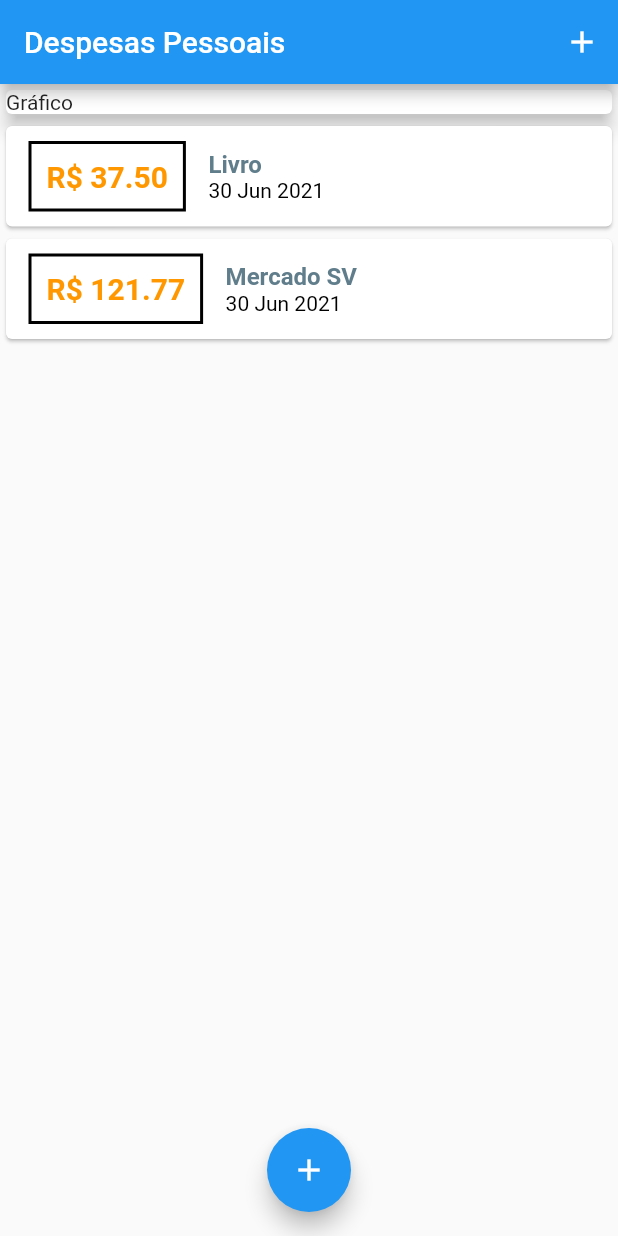
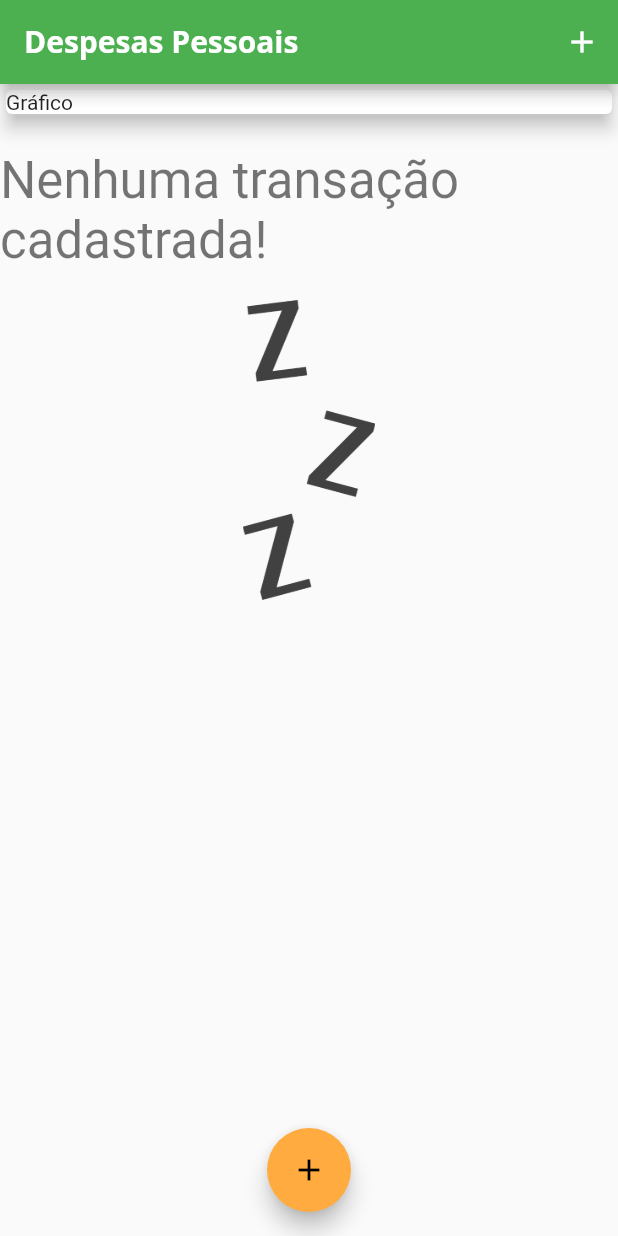
Before and after one commit to marceloguerra007/flutter-expenses, a Flutter app: the screen it shows after launch, on a phone screen of 412 x 824 dp. Run offline on Flutter 3.47's test engine with Material 2 defaults, Android fonts, the phone set to English and light mode, and no system bars.

Commit message:
- Incluindo temas e fontes; - Imagem incluida para ser exibida quando não houver transação; - Adicionado o componente chart.dart.

```diff
--- a/lib/components/transaction_form.dart
+++ b/lib/components/transaction_form.dart
@@ -42,14 +42,14 @@ class _TransactionFormState extends State<TransactionForm> {
               decoration: InputDecoration(labelText: 'Valor (R\$'),
               controller: valueController,
               keyboardType: TextInputType.numberWithOptions(
-                  decimal: true), //dessa forma funciona também no IOS
+                decimal: true), //dessa forma funciona também no IOS
               onSubmitted: (value) => _submitForm(),
             ),
             Row(mainAxisAlignment: MainAxisAlignment.end, children: [
               TextButton(
                   onPressed: _submitForm,
                   child: Text('Nova Transação',
-                      style: TextStyle(color: Colors.orange))),
+                    style: TextStyle(color: Colors.orange))),
             ])
           ],
         ),
--- a/lib/components/transaction_list.dart
+++ b/lib/components/transaction_list.dart
@@ -33,14 +33,18 @@ class TransactionCard extends StatelessWidget {
           children: [
             Text(
               title,
-              style: TextStyle(
-                  fontSize: 16,
-                  color: Colors.blueGrey,
-                  fontWeight: FontWeight.bold),
+              style: Theme.of(context).textTheme.headline3,
+              //style: TextStyle(
+              //    fontSize: 16,
+              //    color: Theme.of(context).primaryColorDark,
+              //    fontWeight: FontWeight.bold),
             ),
             Text(
               DateFormat('d MMM y').format(date),
-              style: TextStyle(fontSize: 14, color: Colors.black),
+              style: TextStyle(
+                fontSize: 14,
+                color: Theme.of(context).primaryColor
+              ),
             )
           ],
         )
@@ -63,11 +67,30 @@ class TransactionList extends StatelessWidget {
 
     return Container(
       height: 300,
-      child: ListView.builder(
-        itemCount: transactionWidgets.length,
-        itemBuilder: (ctx, index){
-          return (transactionWidgets[index]);
-        })
+      child: transactionWidgets.isEmpty
+        ? Column(
+          children: [
+            SizedBox(height: 20,),
+            Text(
+              'Nenhuma transação cadastrada!',
+              style: Theme.of(context).textTheme.headline4
+            ),
+            SizedBox(height: 20,),
+            Container(
+              height: 200,
+              child: Image.asset(
+                'assets/images/waiting.png',
+                fit: BoxFit.cover
+              ),
+            )
+          ]
+        )
+        :ListView.builder(
+          itemCount: transactionWidgets.length,
+          itemBuilder: (ctx, index){
+            return (transactionWidgets[index]);
+          }
+        )
       );
   }
 }
--- a/lib/main.dart
+++ b/lib/main.dart
@@ -1,3 +1,5 @@
+import 'dart:ui';
+
 import 'package:flutter/material.dart';
 import 'dart:math';
 
@@ -12,7 +14,26 @@ main() => runApp(ExpensesApp());
 class ExpensesApp extends StatelessWidget {
   @override
   Widget build(BuildContext context) {
-    return MaterialApp(home: MyHomePage());
+    return MaterialApp(
+      home: MyHomePage(),
+      theme: ThemeData(
+        primarySwatch: Colors.green,
+        accentColor: Colors.orangeAccent,
+        fontFamily: 'Quicksand',
+        textTheme: ThemeData.light().textTheme.copyWith(
+          headline3: TextStyle(
+              fontFamily: 'OpenSans',
+              fontSize: 15)
+        ),
+        appBarTheme: AppBarTheme(
+          textTheme: ThemeData.light().textTheme.copyWith(
+            headline6: TextStyle(
+              fontFamily: 'OpenSans',
+              fontSize: 20,
+              fontWeight: FontWeight.bold)
+          )) //Swatch define uma lista de cores do Material Design.
+      ),
+    );
   }
 }
 
@@ -22,10 +43,10 @@ class MyHomePage extends StatefulWidget {
 }
 
 class _MyHomePageState extends State<MyHomePage> {
-  final _transactions = [
-    Transaction(id: '1', title: 'Livro', value: 37.50, date: DateTime.now()),
-    Transaction(
-        id: '2', title: 'Mercado SV', value: 121.77, date: DateTime.now())
+  final List<Transaction> _transactions = [
+    // Transaction(id: '1', title: 'Livro', value: 37.50, date: DateTime.now()),
+    // Transaction(
+    //     id: '2', title: 'Mercado SV', value: 121.77, date: DateTime.now())
   ];
 
   _addTransaction(String title, double value) {
@@ -38,21 +59,25 @@ class _MyHomePageState extends State<MyHomePage> {
     setState(() {
       _transactions.add(newTransaction);
     });
+
+    Navigator.of(context).pop(); //Fechar o modal.
   }
 
   _openTransactionFormModal(BuildContext context) {
     showModalBottomSheet(
-      context: context,
-      builder: (ctx) {
-        return TransactionForm(_addTransaction);
-      });
+        context: context,
+        builder: (ctx) {
+          return TransactionForm(_addTransaction);
+        });
   }
 
   @override
   Widget build(BuildContext context) {
     return Scaffold(
         appBar: AppBar(
-          title: Text('Despesas Pessoais'),
+          title: Text(
+            'Despesas Pessoais',
+          ),
           actions: [
             IconButton(
                 onPressed: () => _openTransactionFormModal(context),
```
Also changed, not shown: lib/components/chart.dart (added, +42 -0 lines), pubspec.yaml (+13 -2 lines), assets/fonts/OpenSans-Bold.ttf (added), assets/fonts/OpenSans-Regular.ttf (added), assets/fonts/Quicksand-Bold.ttf (added), assets/fonts/Quicksand-Light.ttf (added), assets/fonts/Quicksand-Medium.ttf (added), assets/fonts/Quicksand-Regular.ttf (added), assets/images/waiting.png (added), 1 other file.
